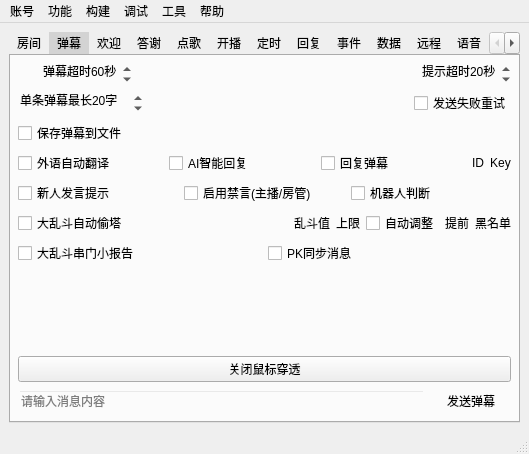
iwxyi/Bilibili-MagicalDanmaku, file mainwindow/mainwindow.ui: the form before one commit.
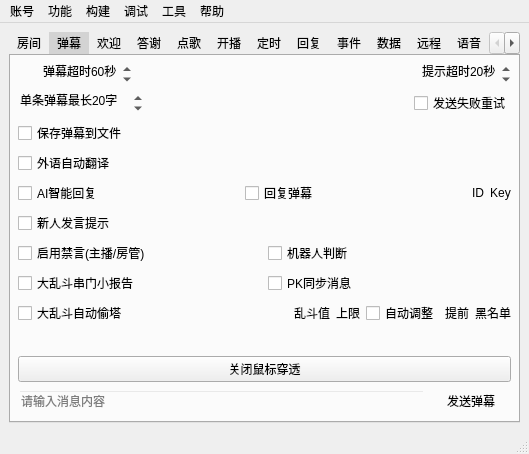
The form after the commit. The open tabs and pages were chosen to show the change. Icons and pictures are not drawn. Custom widgets are drawn as their Qt base class.

```diff
--- a/mainwindow/mainwindow.ui
+++ b/mainwindow/mainwindow.ui
@@ -368,7 +368,7 @@
          </layout>
         </item>
         <item>
-         <layout class="QHBoxLayout" name="horizontalLayout_7" stretch="1,1,1,0,0">
+         <layout class="QHBoxLayout" name="horizontalLayout_7" stretch="1">
           <property name="topMargin">
            <number>0</number>
           </property>
@@ -382,6 +382,13 @@
             </property>
            </widget>
           </item>
+         </layout>
+        </item>
+        <item>
+         <layout class="QHBoxLayout" name="horizontalLayout_56" stretch="1,1,0,0">
+          <property name="topMargin">
+           <number>0</number>
+          </property>
           <item>
            <widget class="QCheckBox" name="AIReplyCheck">
             <property name="toolTip">
@@ -442,7 +449,7 @@
          </layout>
         </item>
         <item>
-         <layout class="QHBoxLayout" name="horizontalLayout_18" stretch="1,1,1">
+         <layout class="QHBoxLayout" name="horizontalLayout_18" stretch="1">
           <property name="topMargin">
            <number>0</number>
           </property>
@@ -456,6 +463,13 @@
             </property>
            </widget>
           </item>
+         </layout>
+        </item>
+        <item>
+         <layout class="QHBoxLayout" name="horizontalLayout_11">
+          <property name="topMargin">
+           <number>0</number>
+          </property>
           <item>
            <widget class="QCheckBox" name="enableBlockCheck">
             <property name="toolTip">
@@ -478,6 +492,44 @@
           </item>
          </layout>
         </item>
+        <item>
+         <layout class="QHBoxLayout" name="horizontalLayout_2" stretch="1,1">
+          <property name="topMargin">
+           <number>0</number>
+          </property>
+          <item>
+           <widget class="QCheckBox" name="pkChuanmenCheck">
+            <property name="toolTip">
+             <string>&lt;html&gt;&lt;head/&gt;&lt;body&gt;&lt;p&gt;大乱斗对面过来串门自动欢迎（需开启自动欢迎）；&lt;/p&gt;&lt;p&gt;自己观众去对面串门打小报告（放心，只有自己看得到）&lt;/p&gt;&lt;/body&gt;&lt;/html&gt;</string>
+            </property>
+            <property name="styleSheet">
+             <string notr="true">己方到对方串门：xxx跑到对面串门
+对方到己方串门：[对面] xxx 进入直播间</string>
+            </property>
+            <property name="text">
+             <string>大乱斗串门小报告</string>
+            </property>
+           </widget>
+          </item>
+          <item>
+           <widget class="QCheckBox" name="pkMsgSyncCheck">
+            <property name="toolTip">
+             <string>&lt;html&gt;&lt;head/&gt;&lt;body&gt;&lt;p&gt;在打视频大乱斗的时候，同步显示对面直播间的弹幕消息，格式如下：&lt;/p&gt;&lt;p&gt;[同步] 灰色弹幕&lt;/p&gt;&lt;/body&gt;&lt;/html&gt;</string>
+            </property>
+            <property name="styleSheet">
+             <string notr="true">视频大乱斗时显示对面的消息，格式如下：
+[同步] 昵称 灰色弹幕</string>
+            </property>
+            <property name="text">
+             <string>PK同步消息</string>
+            </property>
+            <property name="tristate">
+             <bool>true</bool>
+            </property>
+           </widget>
+          </item>
+         </layout>
+        </item>
         <item>
          <layout class="QHBoxLayout" name="horizontalLayout_28" stretch="1,0,0,0,0,0">
           <property name="topMargin">
@@ -562,44 +614,6 @@
           </item>
          </layout>
         </item>
-        <item>
-         <layout class="QHBoxLayout" name="horizontalLayout_2" stretch="1,1">
-          <property name="topMargin">
-           <number>0</number>
-          </property>
-          <item>
-           <widget class="QCheckBox" name="pkChuanmenCheck">
-            <property name="toolTip">
-             <string>&lt;html&gt;&lt;head/&gt;&lt;body&gt;&lt;p&gt;大乱斗对面过来串门自动欢迎（需开启自动欢迎）；&lt;/p&gt;&lt;p&gt;自己观众去对面串门打小报告（放心，只有自己看得到）&lt;/p&gt;&lt;/body&gt;&lt;/html&gt;</string>
-            </property>
-            <property name="styleSheet">
-             <string notr="true">己方到对方串门：xxx跑到对面串门
-对方到己方串门：[对面] xxx 进入直播间</string>
-            </property>
-            <property name="text">
-             <string>大乱斗串门小报告</string>
-            </property>
-           </widget>
-          </item>
-          <item>
-           <widget class="QCheckBox" name="pkMsgSyncCheck">
-            <property name="toolTip">
-             <string>&lt;html&gt;&lt;head/&gt;&lt;body&gt;&lt;p&gt;在打视频大乱斗的时候，同步显示对面直播间的弹幕消息，格式如下：&lt;/p&gt;&lt;p&gt;[同步] 灰色弹幕&lt;/p&gt;&lt;/body&gt;&lt;/html&gt;</string>
-            </property>
-            <property name="styleSheet">
-             <string notr="true">视频大乱斗时显示对面的消息，格式如下：
-[同步] 昵称 灰色弹幕</string>
-            </property>
-            <property name="text">
-             <string>PK同步消息</string>
-            </property>
-            <property name="tristate">
-             <bool>true</bool>
-            </property>
-           </widget>
-          </item>
-         </layout>
-        </item>
         <item>
          <spacer name="verticalSpacer_2">
           <property name="orientation">
```
Left out of the diff: 16 changed lines with no effect on the pictures.
